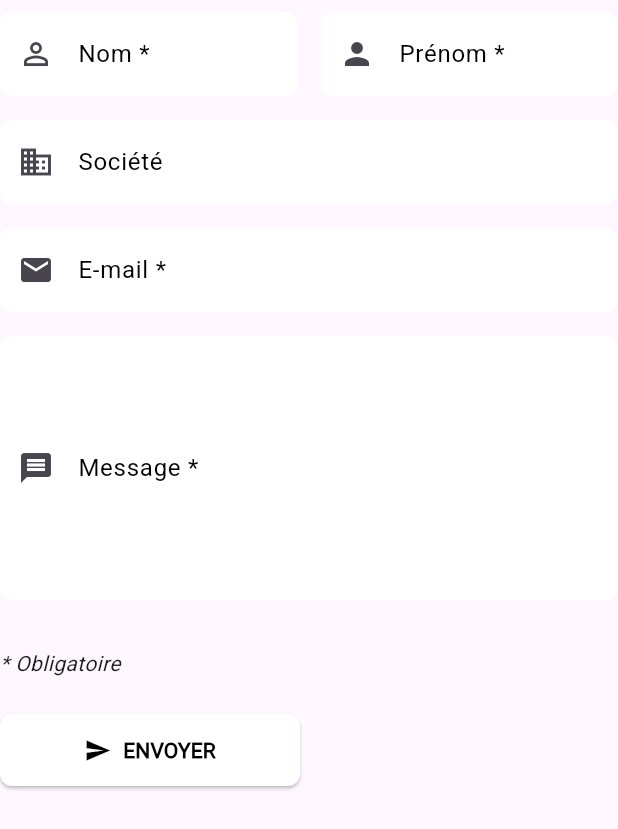
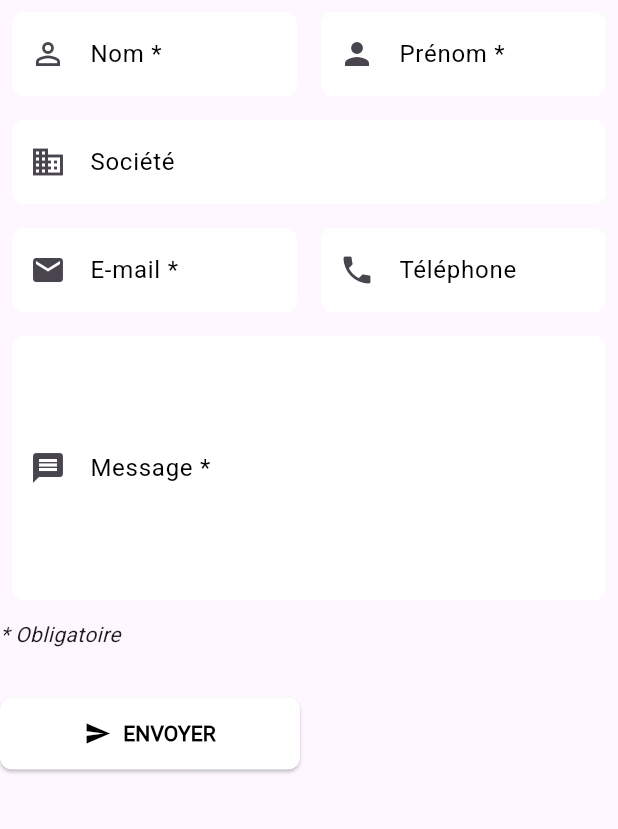
Before and after one commit to andres-angulo-dev/sio2_renovations_frontend, a Flutter app: the ProfessionalContactForm widget shown alone on an empty page, opened directly with empty values, on a phone screen of 412 x 824 dp. Shown: the top 829 px of the screen. Run offline on Flutter 3.47's test engine with Material 3 defaults, Android fonts, the phone set to English and light mode, and no system bars; our stand-ins replace animated_splash_screen, animated_text_kit, carousel_slider, flutter_dotenv, flutter_svg, google_maps_flutter and 4 more; missing offline and left inert: carousel_slider_plus; accounts and stored records are empty.

Commit message:
improvement: professional contact form code

```diff
--- a/lib/components/professional_contact_form.dart
+++ b/lib/components/professional_contact_form.dart
@@ -6,6 +6,7 @@ class ProfessionalContactForm extends StatefulWidget {
   final TextEditingController firstNameController;
   final TextEditingController lastNameController;
   final TextEditingController emailController;
+  final TextEditingController phoneController;
   final TextEditingController companyController;
   final TextEditingController messageController;
   final bool isSending;
@@ -17,6 +18,7 @@ class ProfessionalContactForm extends StatefulWidget {
     required this.firstNameController,
     required this.lastNameController,
     required this.emailController,
+    required this.phoneController,
     required this.companyController,
     required this.messageController,
     required this.isSending,
@@ -41,8 +43,8 @@ class ProfessionalContactFormState extends State<ProfessionalContactForm> {
         children: [
           Row(
             children: [
-              Expanded( // Lastname
-                child: _buildTextField(
+              Expanded(
+                child: _buildTextField( // Lastname
                   controller: widget.lastNameController,
                   labelText: 'Nom *',
                   icon: Icons.person_outline,
@@ -51,9 +53,8 @@ class ProfessionalContactFormState extends State<ProfessionalContactForm> {
                     : null,
                 ),
               ),
-              const SizedBox(width: 16),
-              Expanded( //name
-                child: _buildTextField(
+              Expanded(
+                child: _buildTextField( //name
                   controller: widget.firstNameController,
                   labelText: 'Prénom *',
                   icon: Icons.person,
@@ -70,7 +71,10 @@ class ProfessionalContactFormState extends State<ProfessionalContactForm> {
             icon: Icons.business,
             validator: (value) => null,
           ),
-          _buildTextField( // Email
+          Row(
+            children: [
+              Expanded(
+                child: _buildTextField( // Email
                   controller: widget.emailController,
                   labelText: 'E-mail *',
                   keyboardType: TextInputType.emailAddress,
@@ -83,7 +87,24 @@ class ProfessionalContactFormState extends State<ProfessionalContactForm> {
                     return emailRegex.hasMatch(value) ? null : 'Format d’email invalide';
                   },
                 ),
-          _buildTextField( // MEssage
+              ),
+              Expanded(
+                child: _buildTextField( // Phone
+                  controller: widget.phoneController,
+                  labelText: 'Téléphone',
+                  icon: Icons.phone,
+                  keyboardType: TextInputType.phone,
+                  validator: (value) {
+                    if (value == null || value.isEmpty) return null;
+                    final onlyDigits = RegExp(r'^[0-9]+$');
+                    return onlyDigits.hasMatch(value) ? null : 'Numéros uniquement';
+
+                  }
+                ),
+              ),
+            ],
+          ),
+          _buildTextField( // Message
             controller: widget.messageController,
             labelText: 'Message *',
             icon: Icons.message,
@@ -91,7 +112,7 @@ class ProfessionalContactFormState extends State<ProfessionalContactForm> {
             validator: (value) =>
               value == null || value.isEmpty ? 'Veuillez écrire un message' : null,
           ),
-          const SizedBox(height: 24.0),
+          const SizedBox(height: 5.0),
           Text(
             '* Obligatoire',
             style: TextStyle(
@@ -103,6 +124,8 @@ class ProfessionalContactFormState extends State<ProfessionalContactForm> {
             ? const Center(child: CircularProgressIndicator()) // Show a loading indicator if the email is being sent.
             : Align( // Prevents the button from taking the full horizontal width of the ListView.
               alignment: Alignment.centerLeft,
+              child: Padding(
+                padding: const EdgeInsets.symmetric(vertical: 8.0),
                 child: MouseRegion(
                   onEnter: (_) => setState(() => _isHovered = true),
                   onExit: (_) => setState(() => _isHovered = false),
@@ -134,8 +157,8 @@ class ProfessionalContactFormState extends State<ProfessionalContactForm> {
                     ),
                   )
                 )
+              )
             ),
-          const SizedBox(height: 24.0),
         ],
       ),
     );
@@ -151,7 +174,7 @@ class ProfessionalContactFormState extends State<ProfessionalContactForm> {
   }) {
 
     return Padding(
-      padding: const EdgeInsets.symmetric(vertical: 8.0),
+      padding: const EdgeInsets.symmetric(vertical: 8.0, horizontal: 8.0),
       child: TextFormField(
         controller: controller,
         keyboardType: keyboardType,
@@ -161,7 +184,12 @@ class ProfessionalContactFormState extends State<ProfessionalContactForm> {
           labelText: labelText,
           prefixIcon: icon != null ? Icon(icon) : null, // Add an icon if provided.
           filled: true,
-          fillColor: GlobalColors.firstColor, // Background color for the text field.
+          fillColor: WidgetStateColor.resolveWith((states) { // Background color for the text field.
+            if (states.contains(WidgetState.hovered)) {
+              return GlobalColors.secondColor.withValues(alpha: 0.03); // Color on hover
+            }
+            return GlobalColors.firstColor; // Normal color
+          }),
           labelStyle: TextStyle(color: GlobalColors.secondColor), // Style for the label text.
           enabledBorder: OutlineInputBorder( // Style of the border
             borderSide: BorderSide(color: Colors.transparent),
```
Lines whose indentation alone changed are shown as unchanged.
